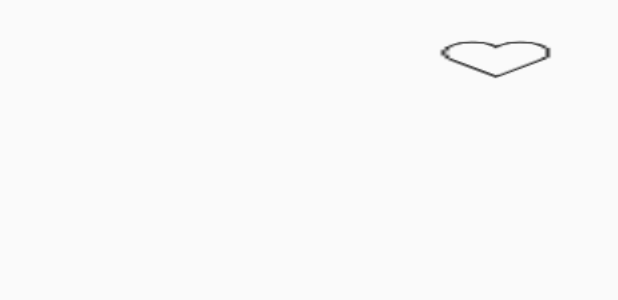
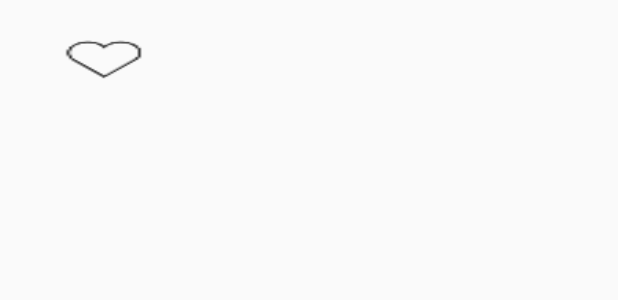
Before and after one commit to HebaShamardy/PopCornTime, an Android app: the layout fragment_detail.xml on its own in the app's theme, with its tools: preview values and no code run, on a phone screen of 412 x 824 dp. Shown: the top 300 px of the screen. Run offline under Robolectric (Android 15) with nearby library versions, the phone set to English and light mode, and no system bars.

Commit message:
New File

```diff
--- a/app/src/main/java/com/example/heba_pc/movieapp/MainActivity.java
+++ b/app/src/main/java/com/example/heba_pc/movieapp/MainActivity.java
@@ -15,10 +15,10 @@ public class MainActivity extends AppCompatActivity implements MovieListner{
     protected void onCreate(Bundle savedInstanceState) {
         super.onCreate(savedInstanceState);
         setContentView(R.layout.activity_main);
+        MoviePostersFragment postersViewFrag = new MoviePostersFragment();
+        postersViewFrag.setMovieListner(this);
+        if(savedInstanceState == null){
 
-        if(savedInstanceState == null){
-            MoviePostersFragment postersViewFrag = new MoviePostersFragment();
-            postersViewFrag.setMovieListner(this);
             getSupportFragmentManager().beginTransaction().add(R.id.main , postersViewFrag).commit();
         }
 
--- a/app/src/main/res/layout/fragment_detail.xml
+++ b/app/src/main/res/layout/fragment_detail.xml
@@ -1,5 +1,4 @@
 <?xml version="1.0" encoding="utf-8"?>
-
 <LinearLayout xmlns:android="http://schemas.android.com/apk/res/android"
     xmlns:tools="http://schemas.android.com/tools"
     android:id="@+id/activity_detail"
@@ -17,13 +16,28 @@
         android:layout_height="wrap_content"
         android:orientation="horizontal"
         >
-        <ImageView
+        <LinearLayout
             android:layout_weight="3"
+            android:layout_width="wrap_content"
+            android:layout_height="wrap_content"
+            android:orientation="vertical"
+            android:layout_marginLeft="10dp">
+            <ImageView
             android:layout_width="wrap_content"
             android:layout_height="wrap_content"
             android:id="@+id/movie_image"
             android:layout_gravity="left"
             />
+            <ToggleButton
+                android:layout_width="wrap_content"
+                android:layout_height="wrap_content"
+                android:id="@+id/fav_button"
+                android:layout_weight="1"
+                android:background="@drawable/favourite_checker"
+                android:textOff=""
+                android:textOn=""
+                />
+        </LinearLayout>
         <LinearLayout
             android:layout_weight="3"
             android:layout_width="wrap_content"
@@ -43,36 +57,28 @@
                 android:layout_width="wrap_content"
                 android:layout_height="wrap_content"
                 android:id="@+id/rating"/>
+            <TextView
+                android:layout_width="wrap_content"
+                android:layout_height="wrap_content"
+                android:id="@+id/plot"
+                android:layout_marginTop="5dp"/>
         </LinearLayout>
-        <ToggleButton
-            android:layout_width="wrap_content"
-            android:layout_height="wrap_content"
-            android:id="@+id/fav_button"
-            android:layout_weight="1"
-            android:background="@drawable/favourite_checker"
-            android:textOff=""
-            android:textOn=""
-            />
+
 
     </LinearLayout>
 
 
-    <TextView
-        android:layout_width="wrap_content"
-        android:layout_height="wrap_content"
-        android:id="@+id/plot"
-        android:layout_marginTop="20dp"/>
 
     <ExpandableListView
-        android:layout_marginTop="30dp"
         android:layout_width="match_parent"
-        android:layout_height="match_parent"
+        android:layout_height="200dp"
         android:id="@+id/expandable_list"
         android:groupIndicator="@drawable/indicator_selector"
-        android:divider="@android:color/black"
+        android:divider="@android:color/holo_blue_light"
         android:dividerHeight="0.8dp"/>
 
 
 
 
+
 </LinearLayout>
```
Also changed, not shown: app/src/main/java/com/example/heba_pc/movieapp/DetailFragment.java (+5 -5 lines).
